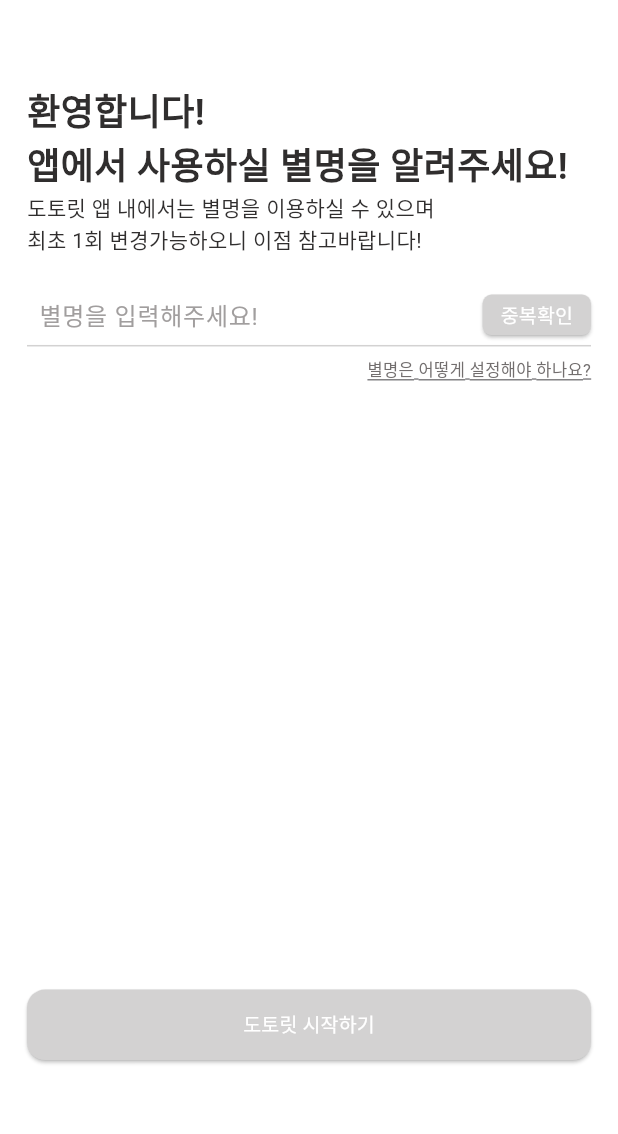
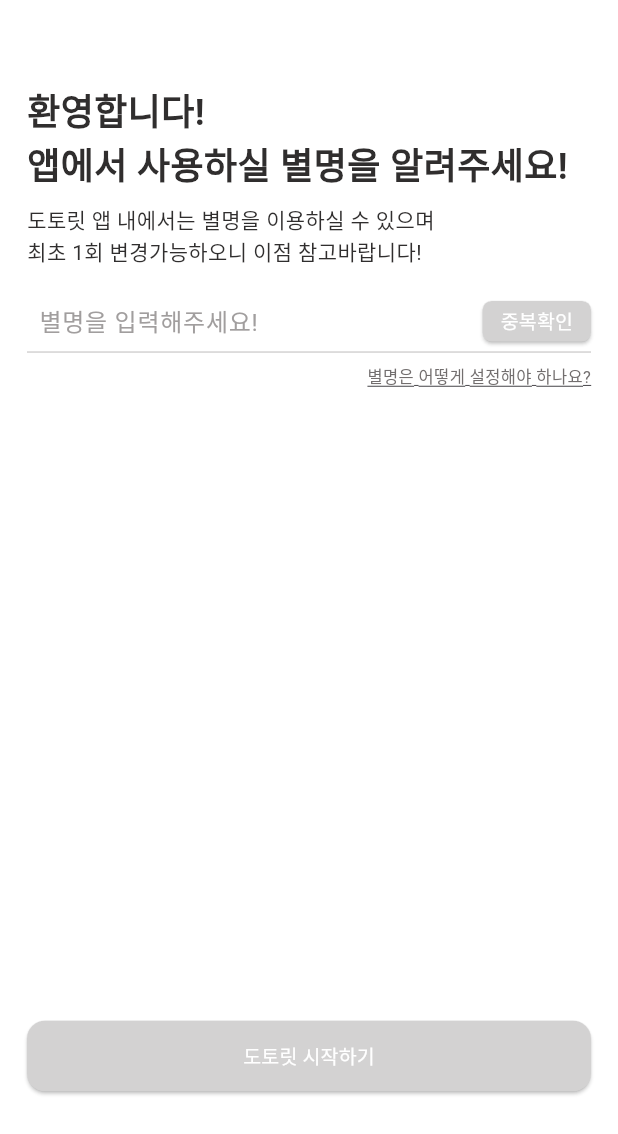
Before and after one commit to DangMooG/dangmoog-front, a Flutter app: the NicknamePage screen opened directly, on a phone screen of 412 x 824 dp. Shown: the top 1134 px of the screen. Run offline on Flutter 3.47's test engine with Material 3 defaults, Android fonts, the phone set to English and light mode, and no system bars; our stand-ins replace cached_network_image, carousel_slider, dio, dropdown_button2, firebase_core, flutter_secure_storage and 2 more; missing offline and left inert: keyboard_height_plugin; accounts and stored records are empty; Roboto replaces fonts that are missing (Pretendard); project files that could hold a hidden picture were left out.

```diff
--- a/dangmoog/lib/screens/auth/nickname.dart
+++ b/dangmoog/lib/screens/auth/nickname.dart
@@ -1,6 +1,7 @@
 import 'package:dangmoog/screens/auth/profile.dart';
 
 import 'package:dangmoog/services/api.dart';
+import 'package:dangmoog/widgets/bottom_popup.dart';
 import 'package:dio/dio.dart';
 
 import 'package:flutter/material.dart';
@@ -84,6 +85,10 @@ class _NicknamePageState extends State<NicknamePage> {
   }
 
   void nickNameSubmit() async {
+    if (isLoading) {
+      return;
+    }
+
     setState(() {
       isLoading = true;
     });
@@ -102,7 +107,12 @@ class _NicknamePageState extends State<NicknamePage> {
         );
       }
     } catch (e) {
-      print(e);
+      showPopup(context, "별명 설정에 실패했습니다.");
+      if (mounted) {
+        setState(() {
+          isLoading = false;
+        });
+      }
     }
   }
 
@@ -132,12 +142,12 @@ class _NicknamePageState extends State<NicknamePage> {
                           _nicknameMessage(screenSize),
                         ],
                       ),
-                      SizedBox(height: screenSize.height * 0.024),
+                      const SizedBox(height: 16),
                       _inputField(screenSize)
                     ],
                   ),
                   SizedBox(
-                    height: screenSize.height * 0.2,
+                    height: 144,
                     child: Column(
                       mainAxisAlignment: MainAxisAlignment.start,
                       children: [
@@ -178,6 +188,9 @@ class _NicknamePageState extends State<NicknamePage> {
             fontSize: 24,
             fontWeight: FontWeight.w600,
           ),
+        ),
+        SizedBox(
+          height: 8,
         ),
         Text(
           '도토릿 앱 내에서는 별명을 이용하실 수 있으며 \n최초 1회 변경가능하오니 이점 참고바랍니다! ',
```
